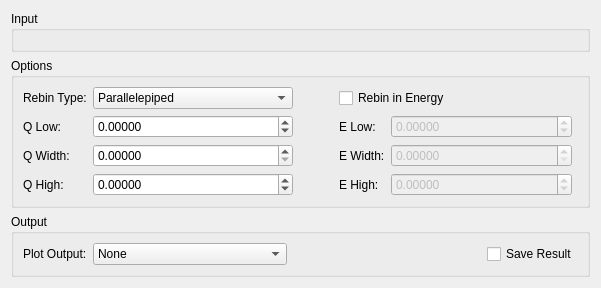
This is Code/Mantid/MantidQt/CustomInterfaces/inc/MantidQtCustomInterfaces/Indirect/IndirectSqw.ui in mantidproject/mantid as Qt 5 draws it before an edit. The edited form follows.
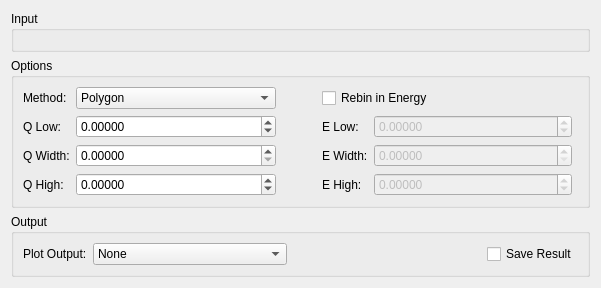
This is the edited form. Custom widgets are drawn as their Qt base class.

Commit message:
Rename S(Q, w) methods in IDR
Re #12770

```diff
--- a/Code/Mantid/MantidQt/CustomInterfaces/inc/MantidQtCustomInterfaces/Indirect/IndirectSqw.ui
+++ b/Code/Mantid/MantidQt/CustomInterfaces/inc/MantidQtCustomInterfaces/Indirect/IndirectSqw.ui
@@ -194,7 +194,7 @@
            </size>
           </property>
           <property name="text">
-           <string>Rebin Type:</string>
+           <string>Method:</string>
           </property>
          </widget>
         </item>
@@ -369,7 +369,7 @@
           </property>
           <item>
            <property name="text">
-            <string>Parallelepiped</string>
+            <string>Polygon</string>
            </property>
           </item>
           <item>
```
Left out of the diff: 8 changed lines with no effect on the pictures. The commit also changes 2 other files.
